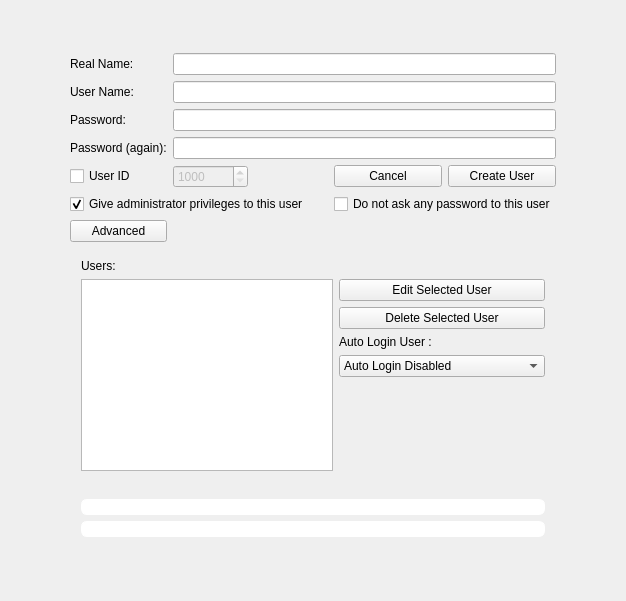
Above: yali/gui/Ui/setupuserswidget.ui from dadas45li/yali before the change. Below: the same form after it.
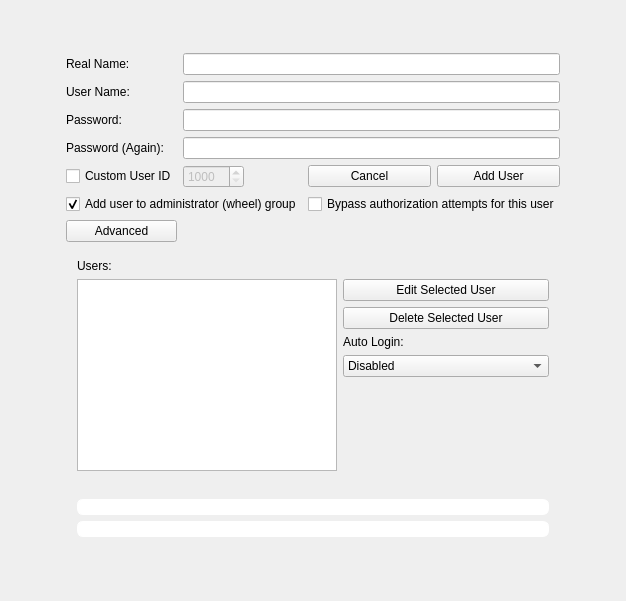
That is the form after the change.

The edit to the form file:
```diff
--- a/yali/gui/Ui/setupuserswidget.ui
+++ b/yali/gui/Ui/setupuserswidget.ui
@@ -108,7 +108,7 @@
    <item row="4" column="1">
     <widget class="QLabel" name="textLabel1">
      <property name="text">
-      <string>Password (again):</string>
+      <string>Password (Again):</string>
      </property>
      <property name="wordWrap">
       <bool>false</bool>
@@ -125,7 +125,7 @@
    <item row="5" column="1">
     <widget class="QCheckBox" name="userIDCheck">
      <property name="text">
-      <string>User ID</string>
+      <string>Custom User ID</string>
      </property>
     </widget>
    </item>
@@ -145,7 +145,7 @@
    <item row="6" column="1" colspan="3">
     <widget class="QCheckBox" name="admin">
      <property name="text">
-      <string>Give administrator privileges to this user</string>
+      <string>Add user to administrator (wheel) group</string>
      </property>
      <property name="checked">
       <bool>true</bool>
@@ -158,7 +158,7 @@
       <string>Not recommended</string>
      </property>
      <property name="text">
-      <string>Do not ask any password to this user</string>
+      <string>Bypass authorization attempts for this user</string>
      </property>
     </widget>
    </item>
@@ -212,7 +212,7 @@
           <item>
            <widget class="QLabel" name="autoLoginLabel">
             <property name="text">
-             <string>Auto Login User :</string>
+             <string>Auto Login:</string>
             </property>
             <property name="wordWrap">
              <bool>false</bool>
@@ -226,7 +226,7 @@
             </property>
             <item>
              <property name="text">
-              <string>Auto Login Disabled</string>
+              <string>Disabled</string>
              </property>
             </item>
            </widget>
@@ -345,7 +345,7 @@
    <item row="5" column="5">
     <widget class="QPushButton" name="createButton">
      <property name="text">
-      <string>Create User</string>
+      <string>Add User</string>
      </property>
     </widget>
    </item>
```
